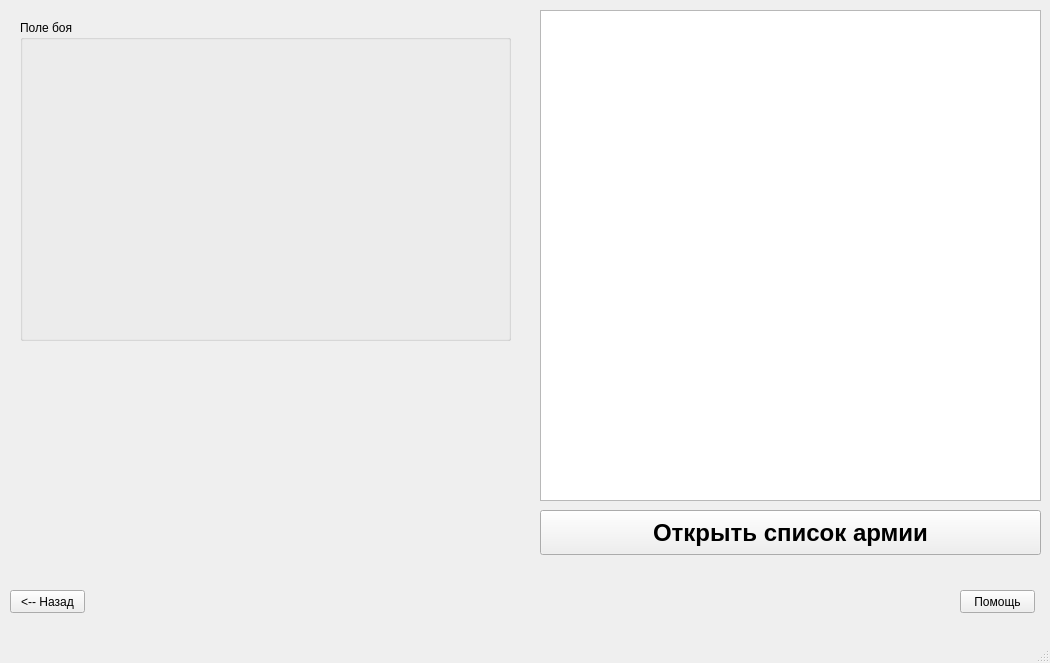
Before: the Qt Designer form ui/army.ui in verdenkaa/WarhammerDataSupport, drawn with Qt 5.
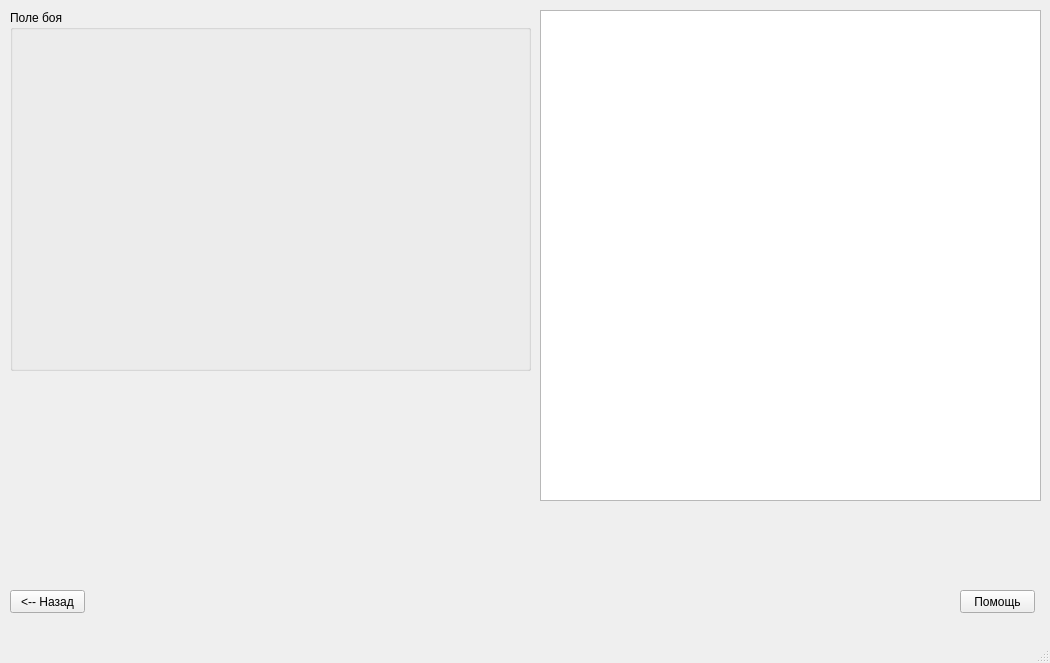
After: the same form once the commit is applied. Icons and pictures are not drawn.

The edit to the form file:
```diff
--- a/ui/army.ui
+++ b/ui/army.ui
@@ -53,10 +53,10 @@
    <widget class="QGroupBox" name="groupBox">
     <property name="geometry">
      <rect>
-      <x>20</x>
-      <y>20</y>
-      <width>491</width>
-      <height>321</height>
+      <x>10</x>
+      <y>10</y>
+      <width>521</width>
+      <height>361</height>
      </rect>
     </property>
     <property name="mouseTracking">
@@ -70,8 +70,8 @@
       <rect>
        <x>0</x>
        <y>0</y>
-       <width>491</width>
-       <height>311</height>
+       <width>521</width>
+       <height>361</height>
       </rect>
      </property>
      <property name="text">
@@ -81,42 +81,6 @@
       <pixmap>images/mars.jpg</pixmap>
      </property>
     </widget>
-    <widget class="QLabel" name="label">
-     <property name="geometry">
-      <rect>
-       <x>90</x>
-       <y>180</y>
-       <width>51</width>
-       <height>51</height>
-      </rect>
-     </property>
-     <property name="text">
-      <string/>
-     </property>
-     <property name="pixmap">
-      <pixmap>images/dreadnouth.png</pixmap>
-     </property>
-    </widget>
-   </widget>
-   <widget class="QPushButton" name="open_button">
-    <property name="geometry">
-     <rect>
-      <x>540</x>
-      <y>510</y>
-      <width>501</width>
-      <height>45</height>
-     </rect>
-    </property>
-    <property name="font">
-     <font>
-      <pointsize>18</pointsize>
-      <weight>75</weight>
-      <bold>true</bold>
-     </font>
-    </property>
-    <property name="text">
-     <string>Открыть список армии</string>
-    </property>
    </widget>
   </widget>
   <widget class="QMenuBar" name="menubar">
```
